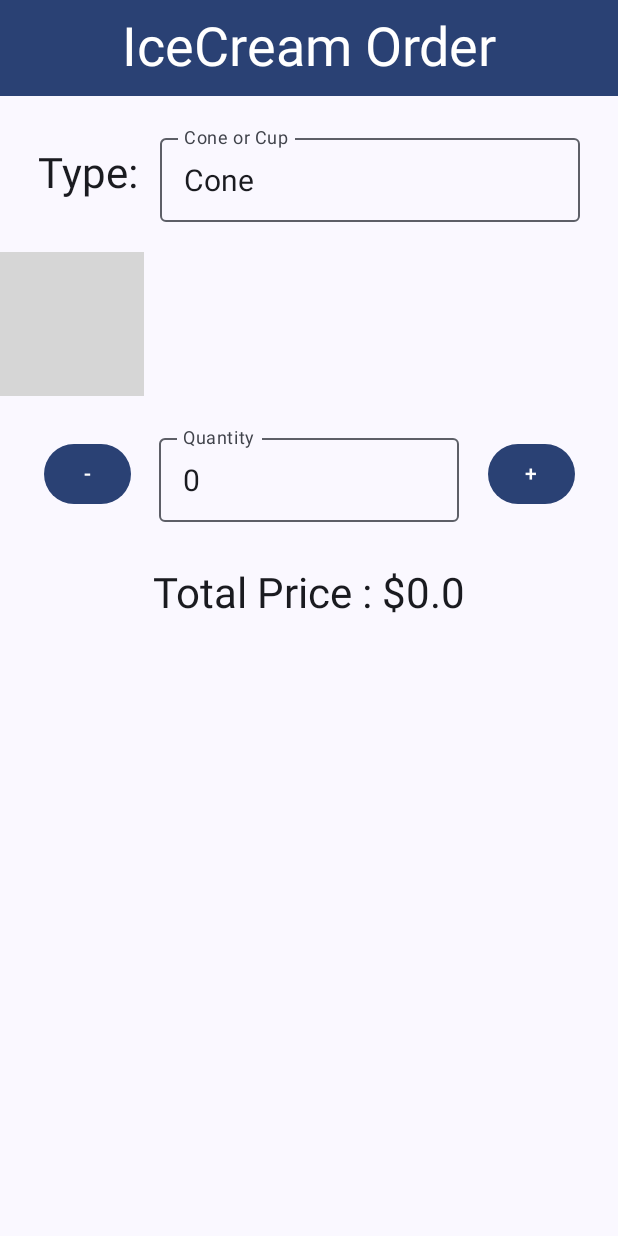
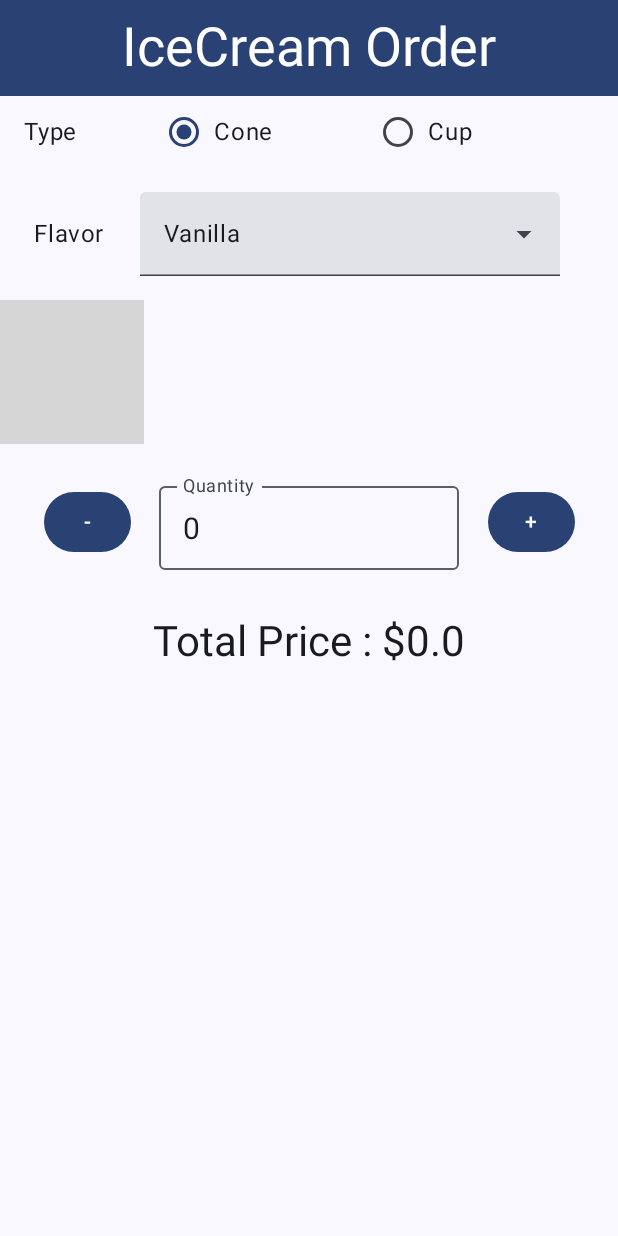
Before and after one commit to NotVaishav/Ice-Cream-Ordering, an Android app built with Jetpack Compose: the screen it shows after launch (MainActivity), on a phone screen of 412 x 824 dp. Run offline under Robolectric (Android 15) with nearby library versions, the phone set to English and light mode, and no system bars; grey boxes are pictures that could not be loaded.

Commit message:
added extra features

```diff
--- a/app/src/main/java/com/example/ice_cream_app/IceCreamScreen.kt
+++ b/app/src/main/java/com/example/ice_cream_app/IceCreamScreen.kt
@@ -1,28 +1,51 @@
 package com.example.ice_cream_app
 
 import android.content.Context
+import android.util.Log
 import android.widget.Toast
+import androidx.compose.foundation.BorderStroke
 import androidx.compose.foundation.Image
+import androidx.compose.foundation.background
+import androidx.compose.foundation.border
+import androidx.compose.foundation.clickable
 import androidx.compose.foundation.layout.Arrangement
+import androidx.compose.foundation.layout.Box
 import androidx.compose.foundation.layout.Column
 import androidx.compose.foundation.layout.Row
+import androidx.compose.foundation.layout.fillMaxSize
 import androidx.compose.foundation.layout.fillMaxWidth
+import androidx.compose.foundation.layout.height
 import androidx.compose.foundation.layout.padding
 import androidx.compose.foundation.layout.width
+import androidx.compose.foundation.layout.wrapContentSize
+import androidx.compose.foundation.layout.wrapContentWidth
+import androidx.compose.foundation.rememberScrollState
+import androidx.compose.foundation.selection.selectable
+import androidx.compose.foundation.selection.selectableGroup
 import androidx.compose.foundation.text.KeyboardActions
 import androidx.compose.foundation.text.KeyboardOptions
+import androidx.compose.foundation.verticalScroll
 import androidx.compose.material3.Button
 import androidx.compose.material3.CenterAlignedTopAppBar
+import androidx.compose.material3.DropdownMenu
+import androidx.compose.material3.DropdownMenuItem
 import androidx.compose.material3.ExperimentalMaterial3Api
+import androidx.compose.material3.ExposedDropdownMenuBox
+import androidx.compose.material3.ExposedDropdownMenuDefaults
 import androidx.compose.material3.MaterialTheme
 import androidx.compose.material3.OutlinedTextField
+import androidx.compose.material3.RadioButton
 import androidx.compose.material3.Scaffold
 import androidx.compose.material3.Text
+import androidx.compose.material3.TextField
 import androidx.compose.material3.TopAppBarDefaults
 import androidx.compose.runtime.Composable
 import androidx.compose.runtime.LaunchedEffect
 import androidx.compose.runtime.collectAsState
 import androidx.compose.runtime.getValue
+import androidx.compose.runtime.mutableStateOf
+import androidx.compose.runtime.remember
+import androidx.compose.runtime.setValue
 import androidx.compose.ui.Alignment
 import androidx.compose.ui.Modifier
 import androidx.compose.ui.focus.FocusManager
@@ -30,14 +53,22 @@ import androidx.compose.ui.graphics.Color
 import androidx.compose.ui.platform.LocalContext
 import androidx.compose.ui.platform.LocalFocusManager
 import androidx.compose.ui.res.painterResource
+import androidx.compose.ui.res.stringResource
+import androidx.compose.ui.semantics.Role
+import androidx.compose.ui.text.TextRange
 import androidx.compose.ui.text.TextStyle
+import androidx.compose.ui.text.font.FontWeight
 import androidx.compose.ui.text.input.ImeAction
 import androidx.compose.ui.text.input.KeyboardType
+import androidx.compose.ui.text.input.TextFieldValue
+import androidx.compose.ui.text.style.TextAlign
 import androidx.compose.ui.tooling.preview.Preview
 import androidx.compose.ui.unit.dp
 import androidx.compose.ui.unit.sp
 import androidx.lifecycle.viewmodel.compose.viewModel
+import com.example.ice_cream_app.data.IceCreamItems
 import com.example.ice_cream_app.data.IceCreamUIState
+import com.example.ice_cream_app.data.iceCreamFlavours
 import com.example.ice_cream_app.ui.IceCreamViewModel
 import com.example.ice_cream_app.ui.theme.IceCreamAppTheme
 
@@ -57,13 +88,16 @@ fun IceCreamScreen(
         }
     ) { innerPadding ->
         Column(
-            modifier = modifier.padding(innerPadding)
+            modifier = modifier
+                .padding(innerPadding)
+                .fillMaxSize()
+                .verticalScroll(rememberScrollState())
         ) {
-            IceCreamTypeField(iceCreamUiState, iceCreamViewModel, focusManager, context)
+            IceCreamTypeRadioButton(iceCreamViewModel)
+            IceCreamFlavoursDropDown(iceCreamUiState, iceCreamViewModel)
             Image(painter = painterResource(id = R.drawable.ice_cream), contentDescription = null)
             IceCreamQuantity(iceCreamUiState, iceCreamViewModel, context)
             IceCreamPrice(iceCreamUiState)
-
         }
     }
 }
@@ -153,18 +187,15 @@ fun IceCreamQuantity(
             Text(text = "-")
         }
         OutlinedTextField(
-//            value = TextFieldValue(
-//                text = iceCreamUiState.quantity.toString(),
-//                selection = TextRange(iceCreamUiState.quantity.toString().length)
-//            ),
-            value = iceCreamUiState.quantity.toString(),
+            value = TextFieldValue(
+                text = iceCreamUiState.quantity.toString(),
+                selection = TextRange(iceCreamUiState.quantity.toString().length)
+            ),
             onValueChange = {
-                val newValue = it.toIntOrNull() ?: 0
-                val clampedValue = newValue.coerceIn(-999999, 999999)
+                val newValue = it.text.toIntOrNull() ?: 0
+                val clampedValue = newValue.coerceIn(0, 999999)
                 if (!iceCreamUiState.isCorrectType) {
                     Toast.makeText(context, "Invalid Ice-cream Type", Toast.LENGTH_SHORT).show()
-                } else if (newValue < 0) {
-                    Toast.makeText(context, "Invalid Quantity", Toast.LENGTH_SHORT).show()
                 } else {
                     iceCreamViewModel.setQuantity(clampedValue)
                 }
@@ -206,6 +237,109 @@ fun IceCreamPrice(iceCreamUiState: IceCreamUIState, modifier: Modifier = Modifie
     }
 }
 
+@Composable
+fun IceCreamTypeRadioButton(
+    iceCreamViewModel: IceCreamViewModel,
+    modifier: Modifier = Modifier
+) {
+    val (selectedOption, onOptionSelected) = remember { mutableStateOf(IceCreamItems[0]) }
+
+    Row(
+        modifier = modifier
+            .selectableGroup()
+            .padding(horizontal = 16.dp, vertical = 8.dp)
+            .fillMaxWidth(),
+        verticalAlignment = Alignment.CenterVertically
+    ) {
+        Text(
+            text = "Type",
+            modifier = modifier
+                .fillMaxWidth()
+                .weight(1f),
+            textAlign = TextAlign.Start
+        )
+        IceCreamItems.forEach { item ->
+            val thisItem = stringResource(id = item.type)
+            Row(
+                modifier = modifier
+                    .height(32.dp)
+                    .selectable(
+                        selected = (item == selectedOption),
+                        onClick = {
+                            onOptionSelected(item)
+                            iceCreamViewModel.setType(thisItem, true)
+                        },
+                        role = Role.RadioButton
+                    )
+                    .weight(1.5f),
+                verticalAlignment = Alignment.CenterVertically,
+            ) {
+                RadioButton(
+                    selected = (item == selectedOption),
+                    onClick = null
+                )
+                Text(
+                    text = stringResource(id = item.type),
+                    style = MaterialTheme.typography.bodyLarge,
+                    modifier = modifier.padding(start = 8.dp)
+                )
+            }
+        }
+    }
+}
+
+@OptIn(ExperimentalMaterial3Api::class)
+@Composable
+fun IceCreamFlavoursDropDown(
+    iceCreamUIState: IceCreamUIState,
+    iceCreamViewModel: IceCreamViewModel,
+    modifier: Modifier = Modifier
+) {
+    Row(
+        verticalAlignment = Alignment.CenterVertically,
+        horizontalArrangement = Arrangement.SpaceEvenly,
+        modifier = modifier
+            .fillMaxWidth()
+            .padding(horizontal = 16.dp)
+    ) {
+        Text(text = "Flavor")
+        ExposedDropdownMenuBox(
+            expanded = iceCreamUIState.expanded,
+            onExpandedChange = { iceCreamViewModel.switchExpanded() },
+            modifier = Modifier
+                .padding(16.dp)
+        ) {
+            TextField(
+                value = stringResource(id = iceCreamFlavours[iceCreamUIState.selectedFlavourIndex].flavour),
+                onValueChange = {},
+                readOnly = true,
+                trailingIcon = { ExposedDropdownMenuDefaults.TrailingIcon(expanded = iceCreamUIState.expanded) },
+                modifier = Modifier.menuAnchor()
+            )
+            ExposedDropdownMenu(
+                expanded = iceCreamUIState.expanded,
+                onDismissRequest = { iceCreamViewModel.disableExpanded() }
+            ) {
+                iceCreamFlavours.forEachIndexed { index, item ->
+                    DropdownMenuItem(
+                        text = {
+                            Text(
+                                text = stringResource(id = item.flavour),
+                                fontWeight = if (index == iceCreamUIState.selectedFlavourIndex) FontWeight.Bold else null
+                            )
+                        },
+                        onClick = {
+                            iceCreamViewModel.updateFlavourIndex(index)
+                            iceCreamViewModel.disableExpanded()
+                        }
+                    )
+                }
+            }
+        }
+    }
+
+}
+
 @Preview(showBackground = true)
 @Composable
 fun IceCreamScreenPreview() {
--- /dev/null
+++ b/app/src/main/java/com/example/ice_cream_app/data/IceCreamFlavours.kt
@@ -0,0 +1,18 @@
+package com.example.ice_cream_app.data
+
+import androidx.annotation.IntegerRes
+import androidx.annotation.StringRes
+import com.example.ice_cream_app.R
+
+data class IceCreamFlavour(
+    @StringRes val flavour: Int,
+    val price: Double
+)
+
+val iceCreamFlavours = listOf(
+    IceCreamFlavour(R.string.flavour_1, 1.00),
+    IceCreamFlavour(R.string.flavour_2, 2.00),
+    IceCreamFlavour(R.string.flavour_3, 2.00),
+    IceCreamFlavour(R.string.flavour_4, 2.00),
+    IceCreamFlavour(R.string.flavour_5, 2.00),
+)
--- a/app/src/main/java/com/example/ice_cream_app/data/IceCreamUIState.kt
+++ b/app/src/main/java/com/example/ice_cream_app/data/IceCreamUIState.kt
@@ -5,5 +5,7 @@ data class IceCreamUIState(
     val totalPrice: Double = 0.0,
     val isCorrectType: Boolean = true,
     val type: String = "Cone",
-    val iceCreamType: IceCreamType = IceCreamItems[0]
+    val iceCreamType: IceCreamType = IceCreamItems[0],
+    var expanded: Boolean = false,
+    var selectedFlavourIndex : Int = 0
 )
--- a/app/src/main/res/values/strings.xml
+++ b/app/src/main/res/values/strings.xml
@@ -2,4 +2,9 @@
     <string name="app_name">Ice-Cream-App</string>
     <string name="cone">Cone</string>
     <string name="cup">Cup</string>
+    <string name="flavour_1">Vanilla</string>
+    <string name="flavour_2">Chocolate</string>
+    <string name="flavour_3">Strawberry</string>
+    <string name="flavour_4">Pistachio</string>
+    <string name="flavour_5">Cotton Candy</string>
 </resources>
```
Also changed, not shown: app/src/main/java/com/example/ice_cream_app/ui/IceCreamViewModel.kt (+35 -11 lines).
